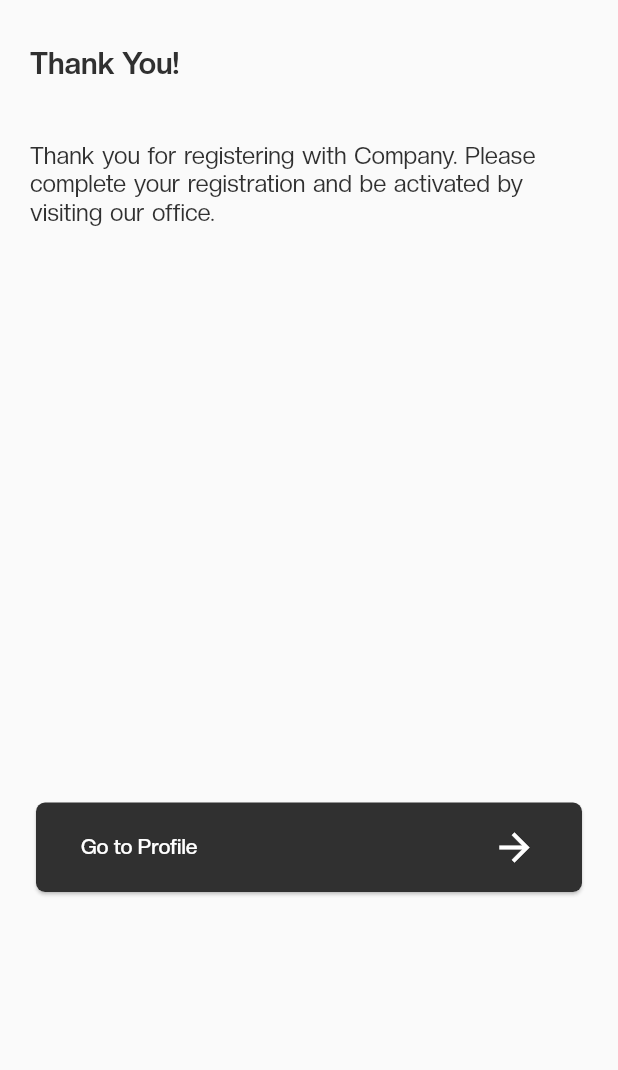
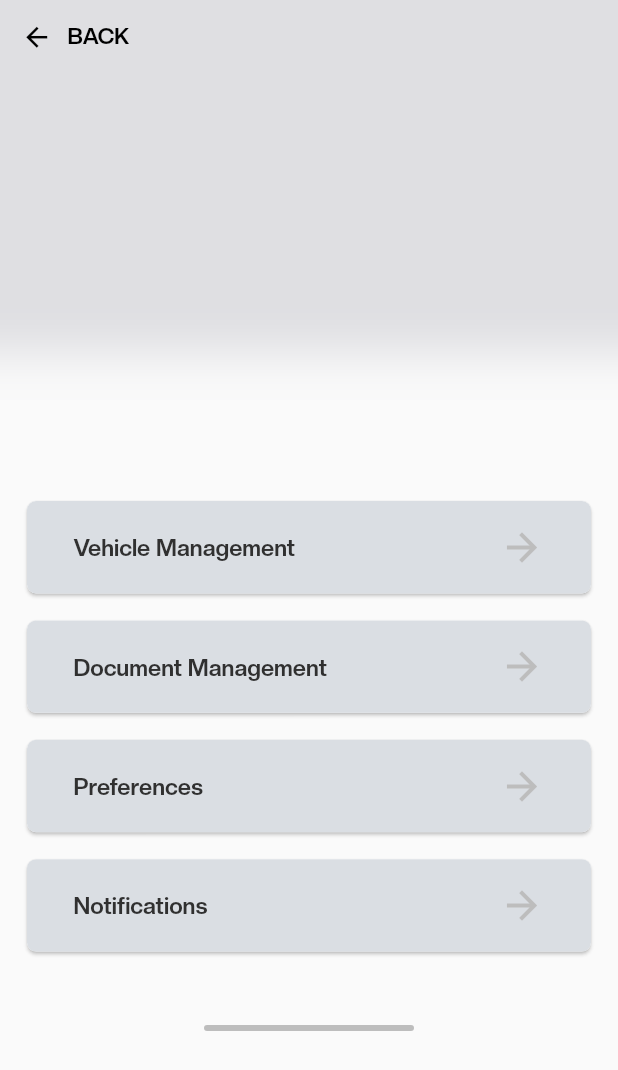
Before and after one commit to mopilo/treepizy_driver, a Flutter app: the ThankYouScreen screen opened directly, after a tap on "Go to Profile", on a phone screen of 412 x 824 dp. Shown: the top 1070 px of the screen. Run offline on Flutter 3.47's test engine with Material 2 defaults, Android fonts, the phone set to English and light mode, and no system bars.

Commit message:
committing work

```diff
--- a/lib/core/widgets/button_widget.dart
+++ b/lib/core/widgets/button_widget.dart
@@ -6,15 +6,21 @@ class ButtonWidget extends StatelessWidget {
     this.elevation,
     this.color,
     this.colorText,
+    this.fontWeight,
     this.buttonText,
+    this.iconColor,
+    this.colorBorder,
     this.fontSize = 14,
     this.isIcon = false,
     required this.onTap,
   }) : super(key: key);
   final double? elevation;
   final double? fontSize;
+  final FontWeight? fontWeight;
   final Color? color;
   final Color? colorText;
+  final Color? iconColor;
+  final Color? colorBorder;
   final String? buttonText;
   final bool? isIcon;
   final Function()? onTap;
@@ -30,6 +36,7 @@ class ButtonWidget extends StatelessWidget {
         elevation: elevation,
         child: Container(
           decoration: BoxDecoration(
+            border: Border.all(color: colorBorder ?? const Color(0x00000000)),
             color: color,
             borderRadius: const BorderRadius.all(Radius.circular(6)),
           ),
@@ -44,12 +51,12 @@ class ButtonWidget extends StatelessWidget {
                   style: TextStyle(
                       color: colorText,
                       fontSize: fontSize,
-                      fontWeight: FontWeight.w500),
+                      fontWeight: fontWeight ?? FontWeight.w500),
                 ),
                 isIcon!
                     ? Icon(
                         Icons.arrow_forward,
-                        color: colorText,
+                        color: iconColor ?? colorText,
                         size: 30,
                       )
                     : const SizedBox.shrink()
--- a/lib/features/auth/screens/thank_you_screen.dart
+++ b/lib/features/auth/screens/thank_you_screen.dart
@@ -1,4 +1,5 @@
 import 'package:flutter/material.dart';
+import 'package:treepizy_driver/features/auth/screens/vehicle_folder/vehicle_setting_screen.dart';
 import 'package:treepizy_driver/features/utils/color.dart';
 
 import '../../../core/widgets/button_widget.dart';
@@ -38,7 +39,7 @@ class ThankYouScreen extends StatelessWidget {
               ),
               ButtonWidget(
                 onTap: () => Navigator.of(context).push(MaterialPageRoute(
-                    builder: (context) => const ThankYouScreen())),
+                    builder: (context) => const VehicleSettingsScreen())),
                 isIcon: true,
                 buttonText: 'Go to Profile',
                 colorText: AppColors.white,
--- /dev/null
+++ b/lib/features/auth/screens/vehicle_folder/vehicle_setting_screen.dart
@@ -0,0 +1,131 @@
+import 'package:flutter/material.dart';
+import 'package:treepizy_driver/core/widgets/button_widget.dart';
+import 'package:treepizy_driver/features/auth/screens/vehicle_folder/vehicle_management.dart';
+
+import '../../../utils/color.dart';
+
+class VehicleSettingsScreen extends StatelessWidget {
+  const VehicleSettingsScreen({Key? key}) : super(key: key);
+
+  @override
+  Widget build(BuildContext context) {
+    return Scaffold(
+      body: SafeArea(
+        child: SingleChildScrollView(
+          padding: const EdgeInsets.symmetric(horizontal: 14, vertical: 14),
+          child: Column(
+            children: [
+              Container(
+                decoration: const BoxDecoration(
+                  boxShadow: [
+                    BoxShadow(
+                      color: Color.fromARGB(28, 0, 0, 31),
+                      blurRadius: 25.0,
+                      spreadRadius: 200,
+                    ),
+                  ],
+                ),
+                child: GestureDetector(
+                  behavior: HitTestBehavior.opaque,
+                  onTap: () {
+                    Navigator.pop(context);
+                  },
+                  child: Row(
+                    children: const [
+                      Icon(
+                        Icons.arrow_back,
+                        color: Colors.black,
+                        size: 21,
+                      ),
+                      SizedBox(
+                        width: 10,
+                      ),
+                      Expanded(
+                        child: Text(
+                          "BACK",
+                          style: TextStyle(
+                              color: Colors.black,
+                              fontSize: 15,
+                              fontWeight: FontWeight.w600),
+                        ),
+                      ),
+                    ],
+                  ),
+                ),
+              ),
+              const SizedBox(height: 295),
+              Column(
+                mainAxisAlignment: MainAxisAlignment.end,
+                children: [
+                  ButtonWidget(
+                    onTap: () => Navigator.of(context).push(MaterialPageRoute(
+                        builder: (context) => const VehicleManagement())),
+                    isIcon: true,
+                    buttonText: 'Vehicle Management',
+                    colorText: AppColors.black,
+                    fontSize: 15.5,
+                    iconColor: AppColors.grey1,
+                    fontWeight: FontWeight.w600,
+                    color: const Color(0XFFDADEE3),
+                  ),
+                  const SizedBox(
+                    height: 10,
+                  ),
+                  ButtonWidget(
+                    onTap: () => Navigator.of(context).push(MaterialPageRoute(
+                        builder: (context) => const VehicleSettingsScreen())),
+                    isIcon: true,
+                    buttonText: 'Document Management',
+                    colorText: AppColors.black,
+                    fontSize: 15.5,
+                    iconColor: AppColors.grey1,
+                    fontWeight: FontWeight.w600,
+                    color: const Color(0XFFDADEE3),
+                  ),
+                  const SizedBox(
+                    height: 10,
+                  ),
+                  ButtonWidget(
+                    onTap: () => Navigator.of(context).push(MaterialPageRoute(
+                        builder: (context) => const VehicleSettingsScreen())),
+                    isIcon: true,
+                    buttonText: 'Preferences',
+                    colorText: AppColors.black,
+                    fontSize: 15.5,
+                    iconColor: AppColors.grey1,
+                    fontWeight: FontWeight.w600,
+                    color: const Color(0XFFDADEE3),
+                  ),
+                  const SizedBox(
+                    height: 10,
+                  ),
+                  ButtonWidget(
+                    onTap: () => Navigator.of(context).push(MaterialPageRoute(
+                        builder: (context) => const VehicleSettingsScreen())),
+                    isIcon: true,
+                    buttonText: 'Notifications',
+                    colorText: AppColors.black,
+                    iconColor: AppColors.grey1,
+                    fontSize: 15.5,
+                    fontWeight: FontWeight.w600,
+                    color: const Color(0XFFDADEE3),
+                  ),
+                  const SizedBox(
+                    height: 45,
+                  ),
+                  Container(
+                    decoration: const BoxDecoration(
+                        color: AppColors.grey1,
+                        borderRadius: BorderRadius.all(Radius.circular(10))),
+                    height: 4,
+                    width: 140,
+                  )
+                ],
+              ),
+            ],
+          ),
+        ),
+      ),
+    );
+  }
+}
--- a/lib/features/splash/splash_screen.dart
+++ b/lib/features/splash/splash_screen.dart
@@ -1,5 +1,4 @@
 import 'package:flutter/material.dart';
-import 'package:treepizy_driver/features/splash/splash_screen_auth.dart';
 
 class SplashScreen extends StatelessWidget {
   const SplashScreen({Key? key}) : super(key: key);
--- a/lib/features/utils/color.dart
+++ b/lib/features/utils/color.dart
@@ -2,7 +2,15 @@ import 'package:flutter/material.dart';
 
 class AppColors {
   static const Color grey = Color(0XFF797979);
+  static const Color grey1 = Color(0XFFBDBDBD);
+  static const Color grey2 = Color(0XFFDADEE3);
   static const Color darkGrey = Color(0XFF303030);
   static const Color black = Color(0XFF303030);
+  static const Color black1 = Color(0XFF000000);
+  static const Color green = Color(0XFF43B129);
+  static const Color greenLight = Color(0XFFDDF0DB);
+  static const Color yellowLight = Color(0XFFFFF3CC);
+  static const Color yellow = Color(0XFFFDCD29);
+  static const Color red = Color(0XFFDC3545);
   static const Color white = Colors.white;
 }
```
Also changed, not shown: lib/core/widgets/card_button_widget.dart (added, +136 -0 lines), lib/features/auth/screens/vehicle_folder/add_vehicle.dart (added, +74 -0 lines), lib/features/auth/screens/vehicle_folder/vehicle_managament2.dart (added, +138 -0 lines), lib/features/auth/screens/vehicle_folder/vehicle_management.dart (added, +125 -0 lines), assets/bike.png (added), assets/fonts/pngfind.com-peterbilt-png-3365953.png (added), assets/honda.png (added), assets/red_and_wite.png (added), assets/red_toyota.png (added), assets/van.png (added).
